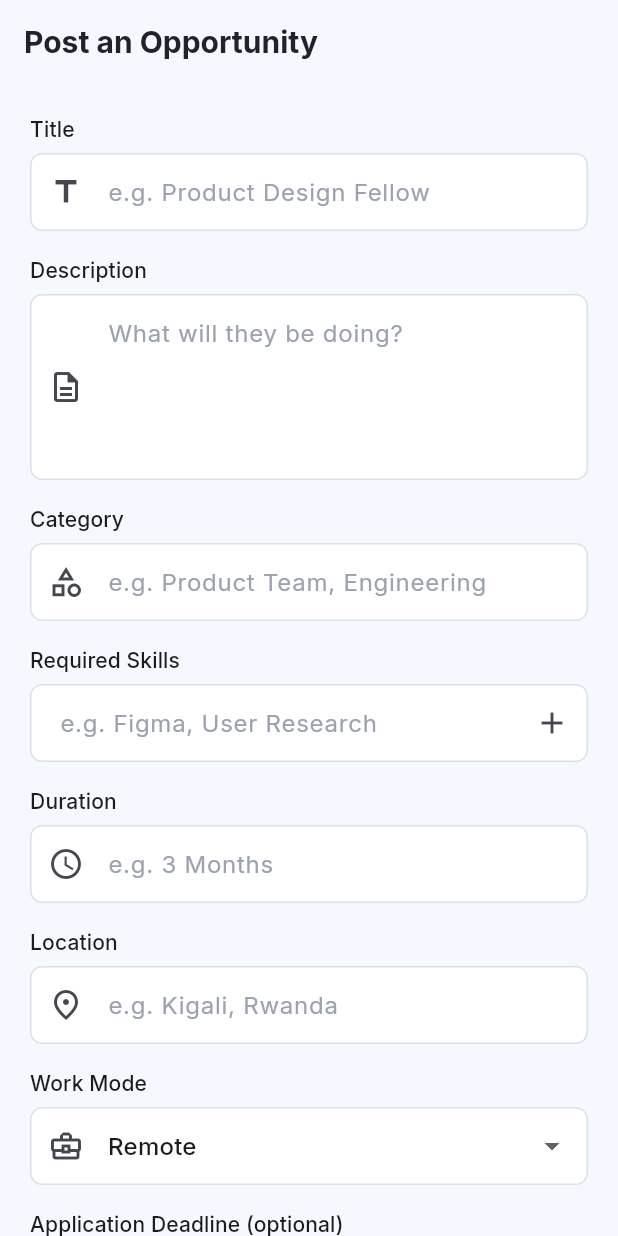
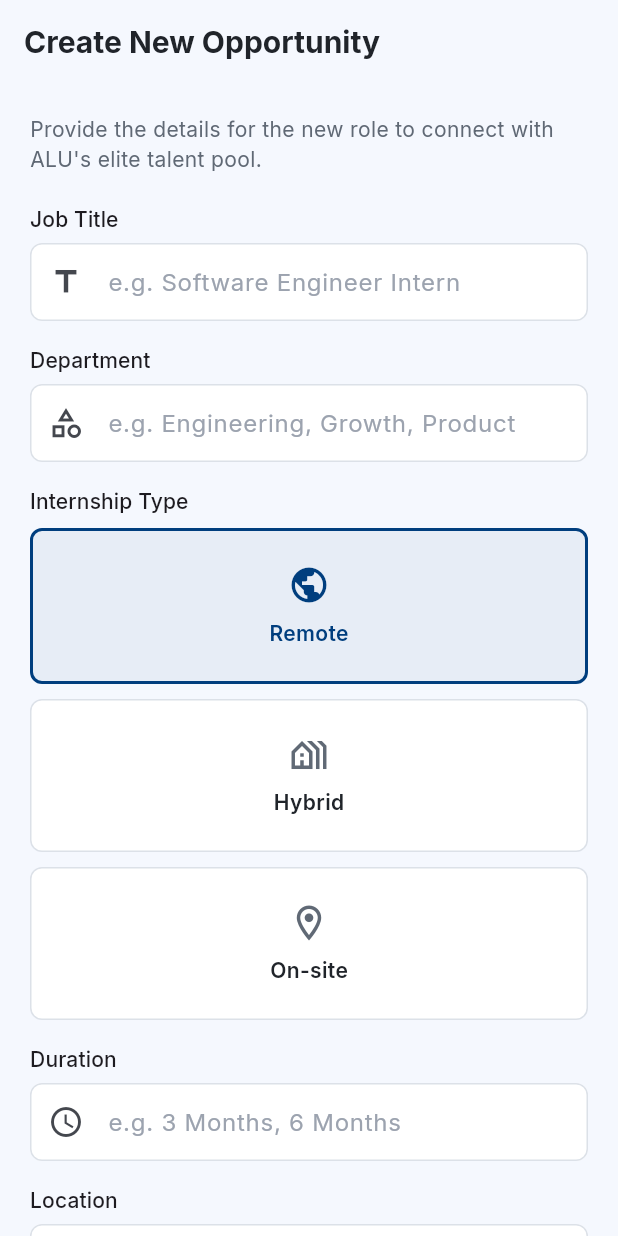
Before and after one commit to N-Maurice/ALU-Internship-seeker_v2, a Flutter app: the OpportunityFormScreen screen opened by its route, on a phone screen of 412 x 824 dp. Run offline on Flutter 3.47's test engine with Material 3 defaults, Android fonts, the phone set to English and light mode, and no system bars; our stand-ins replace cached_network_image, cloud_firestore, firebase_auth, firebase_core, flutter_riverpod, flutter_svg and 5 more; accounts and stored records are empty.

Commit message:
rewrite opportunity form with work-mode cards and draft/publish

```diff
--- a/lib/features/founder/screens/opportunity_form_screen.dart
+++ b/lib/features/founder/screens/opportunity_form_screen.dart
@@ -14,6 +14,8 @@ import '../../authentication/providers/auth_provider.dart';
 import '../../opportunities/providers/opportunity_provider.dart';
 import '../../startups/providers/startup_provider.dart';
 
+const _suggestedSkills = ['Data Analysis', 'Python', 'UI Design'];
+
 /// Handles both create and edit — `opportunityId == null` means create.
 class OpportunityFormScreen extends ConsumerStatefulWidget {
   const OpportunityFormScreen({super.key, this.opportunityId});
@@ -28,7 +30,7 @@ class _OpportunityFormScreenState extends ConsumerState<OpportunityFormScreen> {
   final _formKey = GlobalKey<FormState>();
   final _titleController = TextEditingController();
   final _descriptionController = TextEditingController();
-  final _categoryController = TextEditingController();
+  final _departmentController = TextEditingController();
   final _durationController = TextEditingController();
   final _locationController = TextEditingController();
   final _requiredSkills = <String>[];
@@ -53,7 +55,7 @@ class _OpportunityFormScreenState extends ConsumerState<OpportunityFormScreen> {
     if (opportunity != null) {
       _titleController.text = opportunity.title;
       _descriptionController.text = opportunity.description;
-      _categoryController.text = opportunity.category;
+      _departmentController.text = opportunity.category;
       _durationController.text = opportunity.duration;
       _locationController.text = opportunity.location;
       _requiredSkills
@@ -69,7 +71,7 @@ class _OpportunityFormScreenState extends ConsumerState<OpportunityFormScreen> {
   void dispose() {
     _titleController.dispose();
     _descriptionController.dispose();
-    _categoryController.dispose();
+    _departmentController.dispose();
     _durationController.dispose();
     _locationController.dispose();
     super.dispose();
@@ -85,8 +87,20 @@ class _OpportunityFormScreenState extends ConsumerState<OpportunityFormScreen> {
     if (picked != null) setState(() => _deadline = picked);
   }
 
-  Future<void> _submit() async {
+  void _addSuggestedSkill(String skill) {
+    if (_requiredSkills.contains(skill)) return;
+    setState(() => _requiredSkills.add(skill));
+  }
+
+  Future<void> _submit(OpportunityStatus targetStatus) async {
     if (!_formKey.currentState!.validate()) return;
+
+    final user = ref.read(authStateChangesProvider).value;
+    final startup = ref.read(myStartupProvider).value;
+    if (user == null || startup == null || !startup.isVerified) {
+      context.showSnack('Your startup must be approved before you can post.', isError: true);
+      return;
+    }
 
     setState(() => _saving = true);
     final controller = ref.read(opportunityControllerProvider.notifier);
@@ -96,24 +110,15 @@ class _OpportunityFormScreenState extends ConsumerState<OpportunityFormScreen> {
       success = await controller.update(widget.opportunityId!, {
         'title': _titleController.text.trim(),
         'description': _descriptionController.text.trim(),
-        'category': _categoryController.text.trim(),
+        'category': _departmentController.text.trim(),
         'requiredSkills': _requiredSkills,
         'duration': _durationController.text.trim(),
         'location': _locationController.text.trim(),
         'workMode': _workMode.name,
         'deadline': _deadline,
+        'status': targetStatus.name,
       });
     } else {
-      final user = ref.read(authStateChangesProvider).value;
-      final startup = ref.read(myStartupProvider).value;
-      if (user == null || startup == null || !startup.isVerified) {
-        if (mounted) {
-          context.showSnack('Your startup must be approved before you can post.',
-              isError: true);
-          setState(() => _saving = false);
-        }
-        return;
-      }
       success = await controller.create(
         OpportunityModel(
           id: '',
@@ -123,20 +128,25 @@ class _OpportunityFormScreenState extends ConsumerState<OpportunityFormScreen> {
           postedByUid: user.uid,
           title: _titleController.text.trim(),
           description: _descriptionController.text.trim(),
-          category: _categoryController.text.trim(),
+          category: _departmentController.text.trim(),
           requiredSkills: _requiredSkills,
           duration: _durationController.text.trim(),
           location: _locationController.text.trim(),
           workMode: _workMode,
           deadline: _deadline,
           postedAt: DateTime.now(),
+          status: targetStatus,
         ),
       );
     }
 
     if (!mounted) return;
     if (success) {
-      context.showSnack(_isEditing ? 'Opportunity updated.' : 'Opportunity posted!');
+      context.showSnack(
+        targetStatus == OpportunityStatus.draft
+            ? 'Saved as draft.'
+            : (_isEditing ? 'Opportunity updated.' : 'Opportunity published!'),
+      );
       context.pop();
     } else {
       context.showSnack('Something went wrong. Please try again.', isError: true);
@@ -147,7 +157,7 @@ class _OpportunityFormScreenState extends ConsumerState<OpportunityFormScreen> {
   @override
   Widget build(BuildContext context) {
     return Scaffold(
-      appBar: AppBar(title: Text(_isEditing ? 'Edit Opportunity' : 'Post an Opportunity')),
+      appBar: AppBar(title: Text(_isEditing ? 'Edit Opportunity' : 'Create New Opportunity')),
       body: SafeArea(
         child: _loadingExisting
             ? const Center(child: CircularProgressIndicator())
@@ -158,49 +168,56 @@ class _OpportunityFormScreenState extends ConsumerState<OpportunityFormScreen> {
                   child: Column(
                     crossAxisAlignment: CrossAxisAlignment.stretch,
                     children: [
+                      const Text(
+                        "Provide the details for the new role to connect with ALU's elite talent pool.",
+                        style: TextStyle(color: AppColors.textSecondary),
+                      ),
+                      const SizedBox(height: 20),
                       CustomTextField(
-                        label: 'Title',
+                        label: 'Job Title',
                         controller: _titleController,
-                        hint: 'e.g. Product Design Fellow',
+                        hint: 'e.g. Software Engineer Intern',
                         icon: Icons.title,
                         validator: (v) =>
-                            (v == null || v.trim().isEmpty) ? 'Enter a title' : null,
+                            (v == null || v.trim().isEmpty) ? 'Enter a job title' : null,
                       ),
                       const SizedBox(height: 16),
                       CustomTextField(
-                        label: 'Description',
-                        controller: _descriptionController,
-                        hint: 'What will they be doing?',
-                        icon: Icons.description_outlined,
-                        maxLines: 4,
+                        label: 'Department',
+                        controller: _departmentController,
+                        hint: 'e.g. Engineering, Growth, Product',
+                        icon: Icons.category_outlined,
                         validator: (v) =>
-                            (v == null || v.trim().isEmpty) ? 'Enter a description' : null,
+                            (v == null || v.trim().isEmpty) ? 'Enter a department' : null,
                       ),
                       const SizedBox(height: 16),
-                      CustomTextField(
-                        label: 'Category',
-                        controller: _categoryController,
-                        hint: 'e.g. Product Team, Engineering',
-                        icon: Icons.category_outlined,
-                        validator: (v) =>
-                            (v == null || v.trim().isEmpty) ? 'Enter a category' : null,
+                      Text('Internship Type', style: Theme.of(context).textTheme.labelLarge),
+                      const SizedBox(height: 8),
+                      _WorkModeCard(
+                        icon: Icons.public,
+                        label: 'Remote',
+                        selected: _workMode == WorkMode.remote,
+                        onTap: () => setState(() => _workMode = WorkMode.remote),
                       ),
-                      const SizedBox(height: 16),
-                      ChipInput(
-                        label: 'Required Skills',
-                        values: _requiredSkills,
-                        hint: 'e.g. Figma, User Research',
-                        onChanged: (v) => setState(() {
-                          _requiredSkills
-                            ..clear()
-                            ..addAll(v);
-                        }),
+                      const SizedBox(height: 10),
+                      _WorkModeCard(
+                        icon: Icons.holiday_village_outlined,
+                        label: 'Hybrid',
+                        selected: _workMode == WorkMode.hybrid,
+                        onTap: () => setState(() => _workMode = WorkMode.hybrid),
+                      ),
+                      const SizedBox(height: 10),
+                      _WorkModeCard(
+                        icon: Icons.location_on_outlined,
+                        label: 'On-site',
+                        selected: _workMode == WorkMode.onSite,
+                        onTap: () => setState(() => _workMode = WorkMode.onSite),
                       ),
                       const SizedBox(height: 16),
                       CustomTextField(
                         label: 'Duration',
                         controller: _durationController,
-                        hint: 'e.g. 3 Months',
+                        hint: 'e.g. 3 Months, 6 Months',
                         icon: Icons.schedule_outlined,
                         validator: (v) =>
                             (v == null || v.trim().isEmpty) ? 'Enter a duration' : null,
@@ -215,16 +232,41 @@ class _OpportunityFormScreenState extends ConsumerState<OpportunityFormScreen> {
                             (v == null || v.trim().isEmpty) ? 'Enter a location' : null,
                       ),
                       const SizedBox(height: 16),
-                      Text('Work Mode', style: Theme.of(context).textTheme.labelLarge),
-                      const SizedBox(height: 6),
-                      DropdownButtonFormField<WorkMode>(
-                        initialValue: _workMode,
-                        decoration:
-                            const InputDecoration(prefixIcon: Icon(Icons.business_center_outlined)),
-                        items: WorkMode.values
-                            .map((m) => DropdownMenuItem(value: m, child: Text(m.label)))
-                            .toList(),
-                        onChanged: (v) => setState(() => _workMode = v ?? _workMode),
+                      CustomTextField(
+                        label: 'Role Description',
+                        controller: _descriptionController,
+                        hint: 'Describe the responsibilities, project scope, and expectations...',
+                        icon: Icons.description_outlined,
+                        maxLines: 4,
+                        validator: (v) =>
+                            (v == null || v.trim().isEmpty) ? 'Enter a description' : null,
+                      ),
+                      const SizedBox(height: 16),
+                      ChipInput(
+                        label: 'Skills Required',
+                        values: _requiredSkills,
+                        hint: 'Add a skill and press Enter',
+                        onChanged: (v) => setState(() {
+                          _requiredSkills
+                            ..clear()
+                            ..addAll(v);
+                        }),
+                      ),
+                      const SizedBox(height: 8),
+                      Wrap(
+                        crossAxisAlignment: WrapCrossAlignment.center,
+                        spacing: 8,
+                        runSpacing: 8,
+                        children: [
+                          const Text('Suggested:',
+                              style: TextStyle(fontSize: 12, color: AppColors.textSecondary)),
+                          for (final skill in _suggestedSkills)
+                            ActionChip(
+                              label: Text(skill),
+                              onPressed: () => _addSuggestedSkill(skill),
+                              visualDensity: VisualDensity.compact,
+                            ),
+                        ],
                       ),
                       const SizedBox(height: 16),
                       Text('Application Deadline (optional)',
@@ -247,9 +289,16 @@ class _OpportunityFormScreenState extends ConsumerState<OpportunityFormScreen> {
                       ),
                       const SizedBox(height: 28),
                       CustomButton(
-                        label: _isEditing ? 'Save Changes' : 'Post Opportunity',
+                        label: 'Save as Draft',
+                        variant: ButtonVariant.outlined,
                         isLoading: _saving,
-                        onPressed: _submit,
+                        onPressed: () => _submit(OpportunityStatus.draft),
+                      ),
+                      const SizedBox(height: 12),
+                      CustomButton(
+                        label: 'Publish Opportunity',
+                        isLoading: _saving,
+                        onPressed: () => _submit(OpportunityStatus.open),
                       ),
                     ],
                   ),
@@ -259,3 +308,50 @@ class _OpportunityFormScreenState extends ConsumerState<OpportunityFormScreen> {
     );
   }
 }
+
+class _WorkModeCard extends StatelessWidget {
+  const _WorkModeCard({
+    required this.icon,
+    required this.label,
+    required this.selected,
+    required this.onTap,
+  });
+
+  final IconData icon;
+  final String label;
+  final bool selected;
+  final VoidCallback onTap;
+
+  @override
+  Widget build(BuildContext context) {
+    return InkWell(
+      onTap: onTap,
+      borderRadius: BorderRadius.circular(8),
+      child: Container(
+        width: double.infinity,
+        padding: const EdgeInsets.symmetric(vertical: 22),
+        decoration: BoxDecoration(
+          color: selected ? AppColors.primaryLight : Colors.white,
+          border: Border.all(
+            color: selected ? AppColors.navy : AppColors.border,
+            width: selected ? 2 : 1,
+          ),
+          borderRadius: BorderRadius.circular(8),
+        ),
+        child: Column(
+          children: [
+            Icon(icon, size: 28, color: selected ? AppColors.navy : AppColors.textSecondary),
+            const SizedBox(height: 8),
+            Text(
+              label,
+              style: TextStyle(
+                fontWeight: FontWeight.w600,
+                color: selected ? AppColors.navy : AppColors.textPrimary,
+              ),
+            ),
+          ],
+        ),
+      ),
+    );
+  }
+}
```
